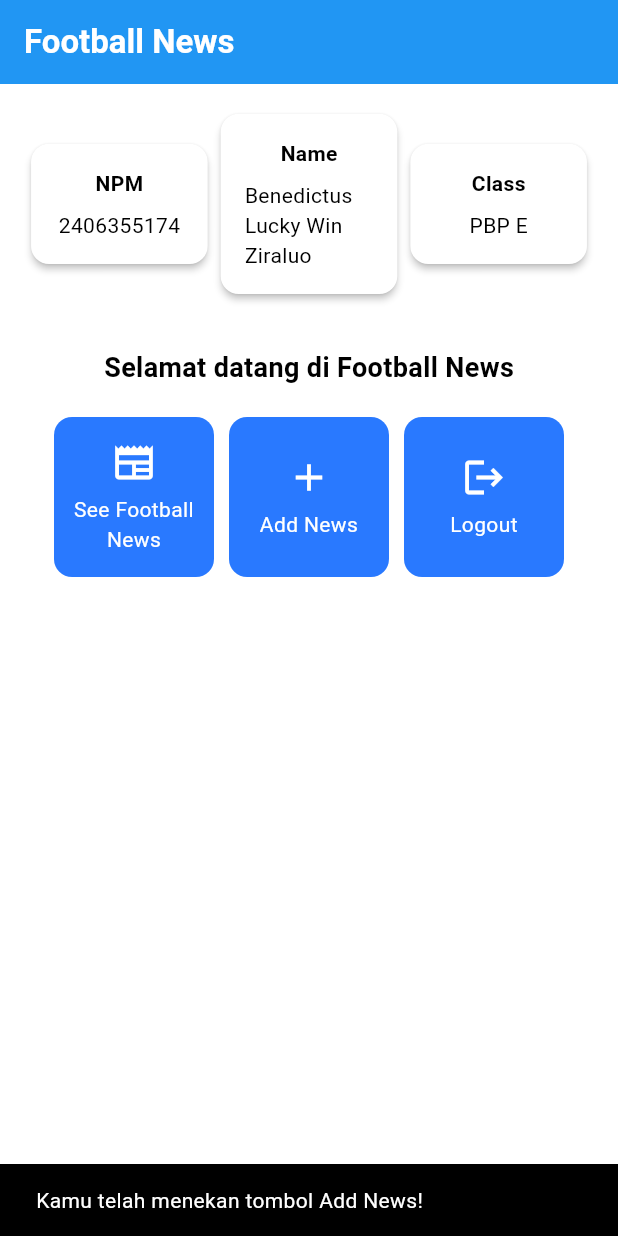
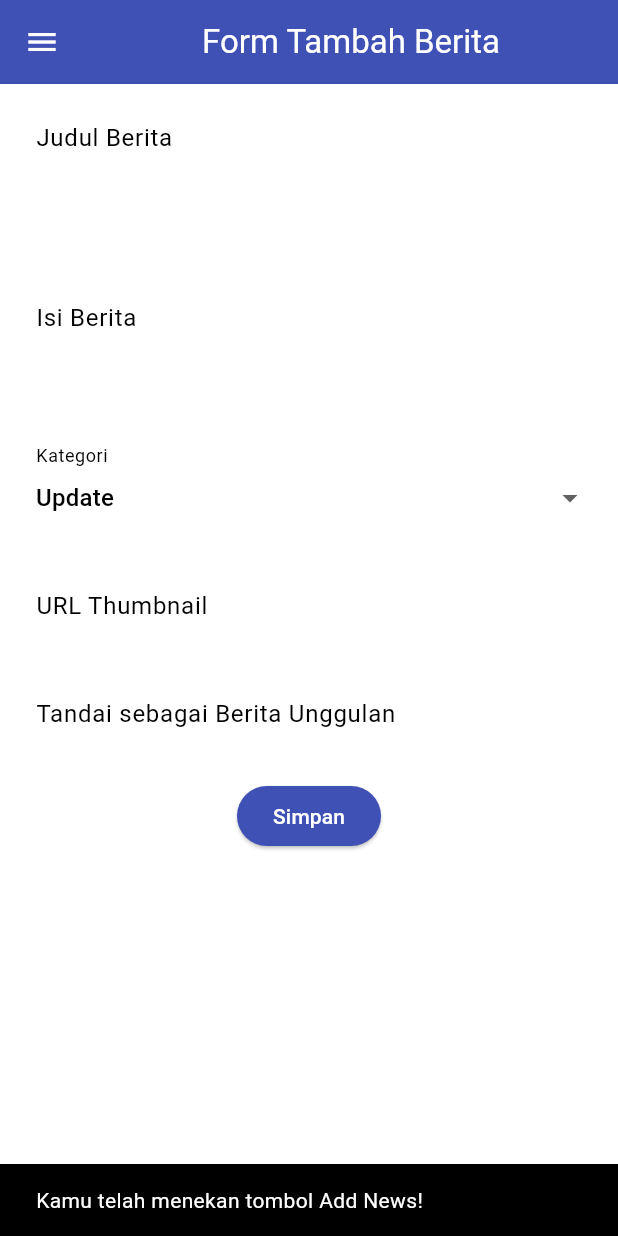
Before and after one commit to BenedictZir/football-news-mobile, a Flutter app: the screen it shows after launch, after a tap on "Add News", on a phone screen of 412 x 824 dp. Run offline on Flutter 3.47's test engine with Material 3 defaults, Android fonts, the phone set to English and light mode, and no system bars.

Commit message:
tutorial 7 selesai

```diff
--- a/lib/menu.dart
+++ b/lib/menu.dart
@@ -1,4 +1,7 @@
 import 'package:flutter/material.dart';
+import 'package:football_news/menu.dart';
+import 'package:football_news/widgets/left_drawer.dart';
+import 'package:football_news/newlist_form.dart';
 class MyHomePage extends StatelessWidget {
   MyHomePage({super.key});
 
@@ -30,6 +33,7 @@ class MyHomePage extends StatelessWidget {
             .colorScheme
             .primary,
       ),
+      drawer: LeftDrawer(),
       // Body halaman dengan padding di sekelilingnya.
       body: Padding(
         padding: const EdgeInsets.all(16.0),
@@ -156,6 +160,14 @@ class ItemCard extends StatelessWidget {
             ..showSnackBar(
                 SnackBar(content: Text("Kamu telah menekan tombol ${item.name}!"))
             );
+          if (item.name == "Add News") {
+            Navigator.push(
+              context,
+              MaterialPageRoute(
+                builder: (context) => const NewsFormPage(),
+              ),
+            );
+          }
         },
         // Container untuk menyimpan Icon dan Text
         child: Container(
--- /dev/null
+++ b/lib/newlist_form.dart
@@ -0,0 +1,210 @@
+import 'package:flutter/material.dart';
+import 'package:football_news/widgets/left_drawer.dart';
+
+class NewsFormPage extends StatefulWidget {
+    const NewsFormPage({super.key});
+
+    @override
+    State<NewsFormPage> createState() => _NewsFormPageState();
+}
+
+class _NewsFormPageState extends State<NewsFormPage> {
+    final _formKey = GlobalKey<FormState>();
+    String _title = "";
+    String _content = "";
+    String _category = "update"; // default
+    String _thumbnail = "";
+    bool _isFeatured = false; // default
+    final List<String> _categories = [
+    'transfer',
+    'update',
+    'exclusive',
+    'match',
+    'rumor',
+    'analysis',
+    ];
+    @override
+    Widget build(BuildContext context) {
+        return Scaffold(
+          appBar: AppBar(
+            title: const Center(
+              child: Text(
+                'Form Tambah Berita',
+              ),
+            ),
+            backgroundColor: Colors.indigo,
+            foregroundColor: Colors.white,
+          ),
+          drawer: LeftDrawer(),
+          body: Form(
+            key: _formKey,
+            child: SingleChildScrollView(
+              child: Column(
+                  crossAxisAlignment: CrossAxisAlignment.start,
+              children:[
+                // === Title ===
+                Padding(
+                  padding: const EdgeInsets.all(8.0),
+                  child: TextFormField(
+                    decoration: InputDecoration(
+                      hintText: "Judul Berita",
+                      labelText: "Judul Berita",
+                      border: OutlineInputBorder(
+                        borderRadius: BorderRadius.circular(5.0),
+                      ),
+                    ),
+                    onChanged: (String? value) {
+                      setState(() {
+                        _title = value!;
+                      });
+                    },
+                    validator: (String? value) {
+                      if (value == null || value.isEmpty) {
+                        return "Judul tidak boleh kosong!";
+                      }
+                      return null;
+                    },
+                  ),
+                ),
+                // === Content ===
+                Padding(
+                  padding: const EdgeInsets.all(8.0),
+                  child: TextFormField(
+                    maxLines: 5,
+                    decoration: InputDecoration(
+                      hintText: "Isi Berita",
+                      labelText: "Isi Berita",
+                      border: OutlineInputBorder(
+                        borderRadius: BorderRadius.circular(5.0),
+                      ),
+                    ),
+                    onChanged: (String? value) {
+                      setState(() {
+                        _content = value!;
+                      });
+                    },
+                    validator: (String? value) {
+                      if (value == null || value.isEmpty) {
+                        return "Isi berita tidak boleh kosong!";
+                      }
+                      return null;
+                    },
+                  ),
+                ),
+
+                // === Category ===
+                Padding(
+                  padding: const EdgeInsets.all(8.0),
+                  child: DropdownButtonFormField<String>(
+                    decoration: InputDecoration(
+                      labelText: "Kategori",
+                      border: OutlineInputBorder(
+                        borderRadius: BorderRadius.circular(5.0),
+                      ),
+                    ),
+                    value: _category,
+                    items: _categories
+                        .map((cat) => DropdownMenuItem(
+                              value: cat,
+                              child: Text(
+                                  cat[0].toUpperCase() + cat.substring(1)),
+                            ))
+                        .toList(),
+                    onChanged: (String? newValue) {
+                      setState(() {
+                        _category = newValue!;
+                      });
+                    },
+                  ),
+                ),
+
+                // === Thumbnail URL ===
+                Padding(
+                  padding: const EdgeInsets.all(8.0),
+                  child: TextFormField(
+                    decoration: InputDecoration(
+                      hintText: "URL Thumbnail (opsional)",
+                      labelText: "URL Thumbnail",
+                      border: OutlineInputBorder(
+                        borderRadius: BorderRadius.circular(5.0),
+                      ),
+                    ),
+                    onChanged: (String? value) {
+                      setState(() {
+                        _thumbnail = value!;
+                      });
+                    },
+                  ),
+                ),
+
+                  // === Is Featured ===
+                  Padding(
+                    padding: const EdgeInsets.all(8.0),
+                    child: SwitchListTile(
+                      title: const Text("Tandai sebagai Berita Unggulan"),
+                      value: _isFeatured,
+                      onChanged: (bool value) {
+                        setState(() {
+                          _isFeatured = value;
+                        });
+                      },
+                    ),
+                  ),
+                  Align(
+                    alignment: Alignment.bottomCenter,
+                    child: Padding(
+                      padding: const EdgeInsets.all(8.0),
+                      child: ElevatedButton(
+                        style: ButtonStyle(
+                          backgroundColor:
+                              MaterialStateProperty.all(Colors.indigo),
+                        ),
+                        onPressed: () {
+                          if (_formKey.currentState!.validate()) {
+                            showDialog(
+                              context: context,
+                              builder: (context) {
+                                return AlertDialog(
+                                  title: const Text('Berita berhasil disimpan!'),
+                                  content: SingleChildScrollView(
+                                    child: Column(
+                                      crossAxisAlignment:
+                                          CrossAxisAlignment.start,
+                                      children: [
+                                        Text('Judul: $_title'),
+                                        Text('Isi: $_content'),
+                                        Text('Kategori: $_category'),
+                                        Text('Thumbnail: $_thumbnail'),
+                                        Text(
+                                            'Unggulan: ${_isFeatured ? "Ya" : "Tidak"}'),
+                                      ],
+                                    ),
+                                  ),
+                                  actions: [
+                                    TextButton(
+                                      child: const Text('OK'),
+                                      onPressed: () {
+                                        Navigator.pop(context);
+                                      },
+                                    ),
+                                  ],
+                                );
+                              },
+                            );
+                            _formKey.currentState!.reset();
+                          }
+                        },
+                        child: const Text(
+                          "Simpan",
+                          style: TextStyle(color: Colors.white),
+                        ),
+                      ),
+                    ),
+                  ),
+              ],
+            ),
+          ),
+      )
+      );
+    }
+}
--- /dev/null
+++ b/lib/widgets/left_drawer.dart
@@ -0,0 +1,75 @@
+import 'package:flutter/material.dart';
+import 'package:football_news/menu.dart';
+import 'package:football_news/newlist_form.dart';
+
+
+class LeftDrawer extends StatelessWidget {
+  const LeftDrawer({super.key});
+
+@override
+Widget build(BuildContext context) {
+    return Drawer(
+      child: ListView(
+        children: [
+          const DrawerHeader(
+decoration: BoxDecoration(
+    color: Colors.blue,
+  ),
+  child: Column(
+    children: [
+      Text(
+        'Football News',
+        textAlign: TextAlign.center,
+        style: TextStyle(
+          fontSize: 30,
+          fontWeight: FontWeight.bold,
+          color: Colors.white,
+        ),
+      ),
+      Padding(padding: EdgeInsets.all(10)),
+      Text("Seluruh berita sepak bola terkini di sini!",
+          textAlign: TextAlign.center,
+          style: TextStyle(
+            fontSize: 15,
+            color: Colors.white,
+            fontWeight: FontWeight.normal,
+          ),
+      ),
+    ],
+  ),
+          ),
+          ListTile(
+  leading: const Icon(Icons.home_outlined),
+  title: const Text('Home'),
+  // Bagian redirection ke MyHomePage
+  onTap: () {
+    Navigator.pushReplacement(
+        context,
+        MaterialPageRoute(
+          builder: (context) => MyHomePage(),
+        ));
+  },
+),
+ListTile(
+  leading: const Icon(Icons.post_add),
+  title: const Text('Add News'),
+  // Bagian redirection ke NewsFormPage
+  onTap: () {
+    Navigator.pushReplacement(
+        context,
+        MaterialPageRoute(
+          builder: (context) => NewsFormPage(),
+        ));
+    },
+          ),
+          ListTile(
+            leading: const Icon(Icons.article_outlined),
+            title: const Text('View News'),
+            onTap: () {
+            }
+          )
+        ],
+      ),
+    );
+  }
+}
```
Also changed, not shown: form_sample/analysis_options.yaml (added, +28 -0 lines), form_sample/lib/main.dart (added, +64 -0 lines), form_sample/pubspec.yaml (added, +89 -0 lines), form_sample/pubspec.lock (added), 124 other files.
